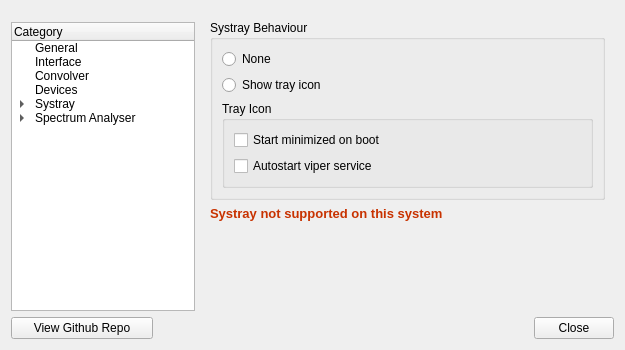
Audio4Linux/Viper4Linux-GUI, file dialog/settings.ui: the form before one commit.
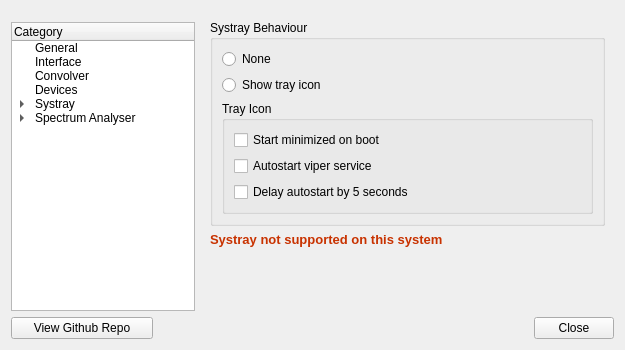
The form after the commit. The open tabs and pages were chosen to show the change. Custom widgets are drawn as their Qt base class.

Commit message: Add option to delay autostart by 5 seconds

Patch:
```diff
--- a/dialog/settings.ui
+++ b/dialog/settings.ui
@@ -806,6 +806,13 @@
                  </property>
                 </widget>
                </item>
+               <item>
+                <widget class="QCheckBox" name="systray_delay">
+                 <property name="text">
+                  <string>Delay autostart by 5 seconds</string>
+                 </property>
+                </widget>
+               </item>
               </layout>
              </widget>
             </item>
```
Left out of the diff: 2 changed lines with no effect on the pictures. The commit also changes 5 other files.
